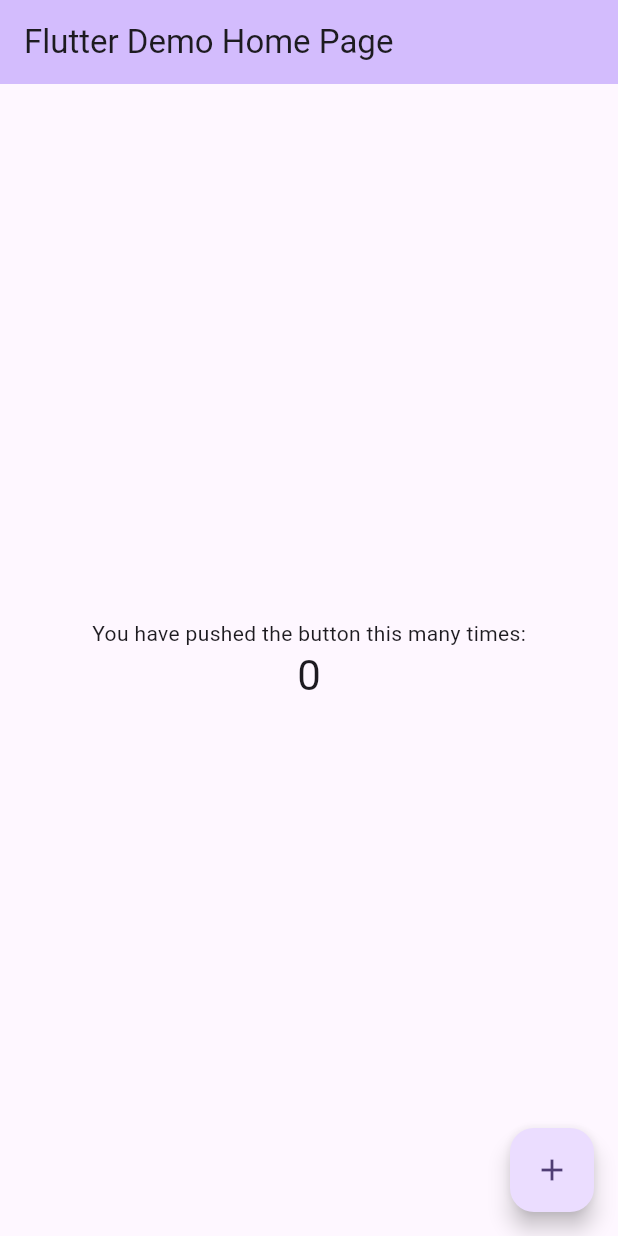
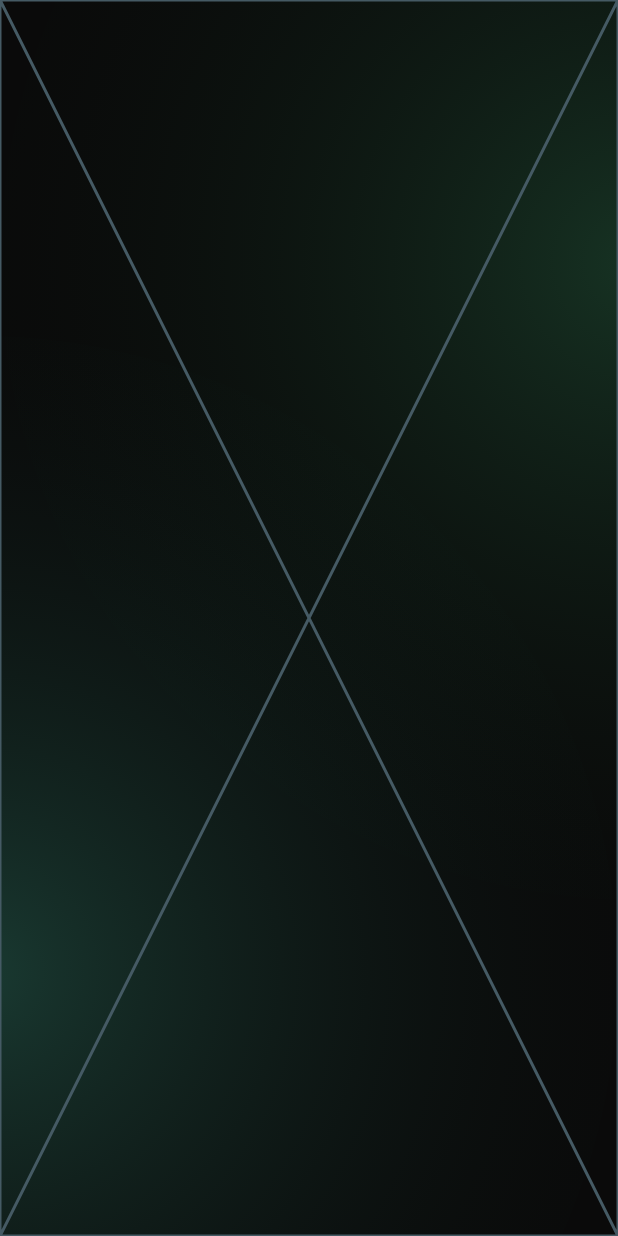
Before and after one commit to K3vnDev/vfxplainer, a Flutter app: the screen it shows after launch, on a phone screen of 412 x 824 dp. Run offline on Flutter 3.47's test engine with Material 3 defaults, Android fonts, the phone set to English and light mode, and no system bars; our stand-ins replace go_router.

Commit message:
Add basic app setup

```diff
--- /dev/null
+++ b/lib/layout.dart
@@ -0,0 +1,48 @@
+import 'package:flutter/material.dart';
+import 'package:vfxplainer/widgets/fancy_background.dart';
+
+class Layout extends StatelessWidget {
+  const Layout({super.key, required this.child});
+
+  final Widget child;
+
+  final LinearGradient bgGradient = const LinearGradient(
+    begin: Alignment.topCenter,
+    end: Alignment.bottomCenter,
+    colors: [
+      Color(0xFF0A0A0A),
+      Color(0xFF1A1A1A),
+    ],
+  );
+
+  @override
+  Widget build(BuildContext context) {
+    const double radius = 0.6;
+
+    return Scaffold(
+      // bottomNavigationBar: NavBar(),
+      body: Stack(
+        children: [
+          FancyBackground(
+            backgroundColor: const Color(0xFF0A0A0A),
+            circle1: RadialGradient(
+              colors: [
+                const Color.fromARGB(255, 53, 148, 96).withAlpha(75),
+                Colors.transparent,
+              ],
+              radius: radius,
+            ),
+            circle2: RadialGradient(
+              colors: [
+                const Color.fromARGB(255, 81, 230, 192).withAlpha(55),
+                Colors.transparent,
+              ],
+              radius: radius,
+            ),
+          ),
+          SafeArea(child: child),
+        ],
+      ),
+    );
+  }
+}
--- a/lib/main.dart
+++ b/lib/main.dart
@@ -1,125 +1,38 @@
 import 'package:flutter/material.dart';
+import 'package:go_router/go_router.dart';
+import 'package:vfxplainer/layout.dart';
+import 'package:vfxplainer/pages/home.dart';
+import 'package:vfxplainer/utils/consts.dart';
 
 void main() {
-  runApp(const MyApp());
+  runApp(MyApp());
 }
 
 class MyApp extends StatelessWidget {
-  const MyApp({super.key});
+  MyApp({super.key});
 
-  // This widget is the root of your application.
+  final GoRouter router = GoRouter(routes: [
+    ShellRoute(
+      builder: (context, state, child) => Layout(child: child),
+      routes: [
+        GoRoute(
+          path: "/",
+          builder: (context, state) => const HomePage(),
+        ),
+      ],
+    ),
+  ]);
+
   @override
   Widget build(BuildContext context) {
-    return MaterialApp(
-      title: 'Flutter Demo',
+    return MaterialApp.router(
+      debugShowCheckedModeBanner: false,
+      title: Consts.appName,
       theme: ThemeData(
-        // This is the theme of your application.
-        //
-        // TRY THIS: Try running your application with "flutter run". You'll see
-        // the application has a purple toolbar. Then, without quitting the app,
-        // try changing the seedColor in the colorScheme below to Colors.green
-        // and then invoke "hot reload" (save your changes or press the "hot
-        // reload" button in a Flutter-supported IDE, or press "r" if you used
-        // the command line to start the app).
-        //
-        // Notice that the counter didn't reset back to zero; the application
-        // state is not lost during the reload. To reset the state, use hot
-        // restart instead.
-        //
-        // This works for code too, not just values: Most code changes can be
-        // tested with just a hot reload.
-        colorScheme: ColorScheme.fromSeed(seedColor: Colors.deepPurple),
+        colorScheme: ColorScheme.fromSeed(seedColor: Colors.green),
         useMaterial3: true,
       ),
-      home: const MyHomePage(title: 'Flutter Demo Home Page'),
+      routerConfig: router,
     );
   }
 }
-
-class MyHomePage extends StatefulWidget {
-  const MyHomePage({super.key, required this.title});
-
-  // This widget is the home page of your application. It is stateful, meaning
-  // that it has a State object (defined below) that contains fields that affect
-  // how it looks.
-
-  // This class is the configuration for the state. It holds the values (in this
-  // case the title) provided by the parent (in this case the App widget) and
-  // used by the build method of the State. Fields in a Widget subclass are
-  // always marked "final".
-
-  final String title;
-
-  @override
-  State<MyHomePage> createState() => _MyHomePageState();
-}
-
-class _MyHomePageState extends State<MyHomePage> {
-  int _counter = 0;
-
-  void _incrementCounter() {
-    setState(() {
-      // This call to setState tells the Flutter framework that something has
-      // changed in this State, which causes it to rerun the build method below
-      // so that the display can reflect the updated values. If we changed
-      // _counter without calling setState(), then the build method would not be
-      // called again, and so nothing would appear to happen.
-      _counter++;
-    });
-  }
-
-  @override
-  Widget build(BuildContext context) {
-    // This method is rerun every time setState is called, for instance as done
-    // by the _incrementCounter method above.
-    //
-    // The Flutter framework has been optimized to make rerunning build methods
-    // fast, so that you can just rebuild anything that needs updating rather
-    // than having to individually change instances of widgets.
-    return Scaffold(
-      appBar: AppBar(
-        // TRY THIS: Try changing the color here to a specific color (to
-        // Colors.amber, perhaps?) and trigger a hot reload to see the AppBar
-        // change color while the other colors stay the same.
-        backgroundColor: Theme.of(context).colorScheme.inversePrimary,
-        // Here we take the value from the MyHomePage object that was created by
-        // the App.build method, and use it to set our appbar title.
-        title: Text(widget.title),
-      ),
-      body: Center(
-        // Center is a layout widget. It takes a single child and positions it
-        // in the middle of the parent.
-        child: Column(
-          // Column is also a layout widget. It takes a list of children and
-          // arranges them vertically. By default, it sizes itself to fit its
-          // children horizontally, and tries to be as tall as its parent.
-          //
-          // Column has various properties to control how it sizes itself and
-          // how it positions its children. Here we use mainAxisAlignment to
-          // center the children vertically; the main axis here is the vertical
-          // axis because Columns are vertical (the cross axis would be
-          // horizontal).
-          //
-          // TRY THIS: Invoke "debug painting" (choose the "Toggle Debug Paint"
-          // action in the IDE, or press "p" in the console), to see the
-          // wireframe for each widget.
-          mainAxisAlignment: MainAxisAlignment.center,
-          children: <Widget>[
-            const Text(
-              'You have pushed the button this many times:',
-            ),
-            Text(
-              '$_counter',
-              style: Theme.of(context).textTheme.headlineMedium,
-            ),
-          ],
-        ),
-      ),
-      floatingActionButton: FloatingActionButton(
-        onPressed: _incrementCounter,
-        tooltip: 'Increment',
-        child: const Icon(Icons.add),
-      ), // This trailing comma makes auto-formatting nicer for build methods.
-    );
-  }
-}
--- /dev/null
+++ b/lib/pages/home.dart
@@ -0,0 +1,10 @@
+import 'package:flutter/material.dart';
+
+class HomePage extends StatelessWidget {
+  const HomePage({super.key});
+
+  @override
+  Widget build(BuildContext context) {
+    return const Placeholder();
+  }
+}
--- /dev/null
+++ b/lib/utils/consts.dart
@@ -0,0 +1,8 @@
+class Consts {
+  Consts._();
+
+  static const String appName = "VFXplainer";
+
+  // static const double horizontalPadding = 32;
+  // static const double topPadding = 80;
+}
--- /dev/null
+++ b/lib/widgets/fancy_background.dart
@@ -0,0 +1,51 @@
+import 'package:flutter/material.dart';
+
+class FancyBackground extends StatelessWidget {
+  const FancyBackground({
+    super.key,
+    required this.backgroundColor,
+    required this.circle1,
+    required this.circle2,
+  });
+
+  final Color backgroundColor;
+  final RadialGradient circle1;
+  final RadialGradient circle2;
+
+  final double size = 850;
+  final double vPadding = -250;
+  final double hPadding = 0;
+
+  @override
+  Widget build(BuildContext context) {
+    return Stack(
+      children: [
+        Container(color: backgroundColor),
+        Positioned(
+          top: vPadding,
+          left: hPadding,
+          child: Container(
+            width: size,
+            height: size,
+            decoration: BoxDecoration(
+              gradient: circle1,
+              shape: BoxShape.circle,
+            ),
+          ),
+        ),
+        Positioned(
+          bottom: vPadding,
+          right: hPadding,
+          child: Container(
+            width: size,
+            height: size,
+            decoration: BoxDecoration(
+              gradient: circle2,
+              shape: BoxShape.circle,
+            ),
+          ),
+        ),
+      ],
+    );
+  }
+}
--- a/pubspec.yaml
+++ b/pubspec.yaml
@@ -35,6 +35,7 @@ dependencies:
   # The following adds the Cupertino Icons font to your application.
   # Use with the CupertinoIcons class for iOS style icons.
   cupertino_icons: ^1.0.6
+  go_router: ^15.1.2
 
 dev_dependencies:
   flutter_test:
```
Also changed, not shown: pubspec.lock, 1 other file.
